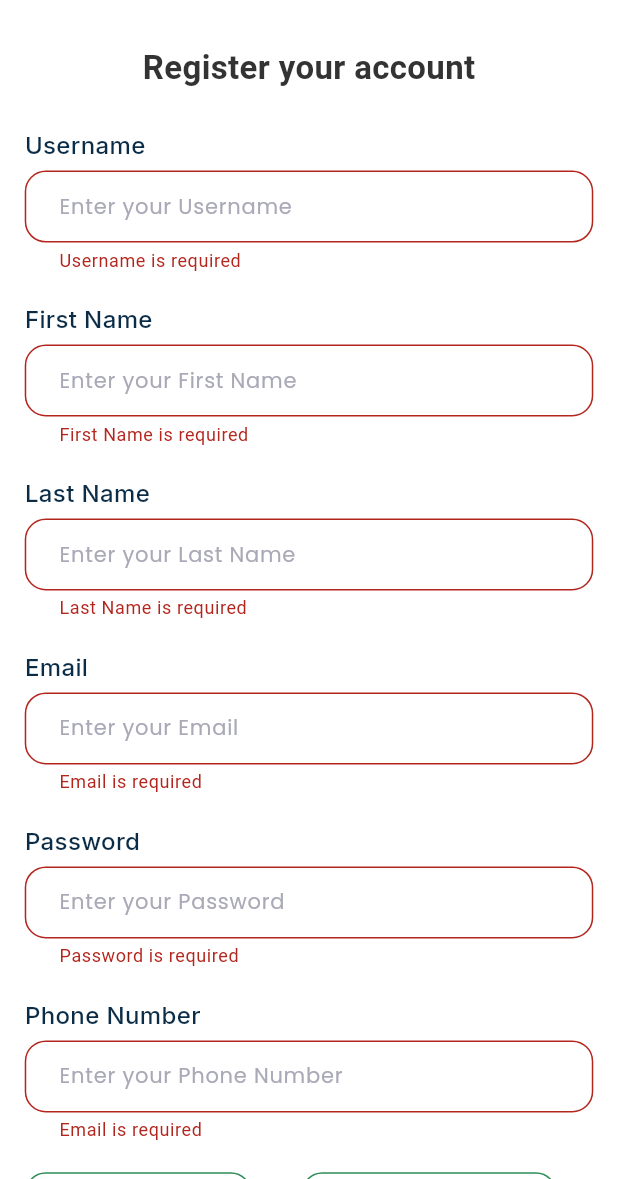
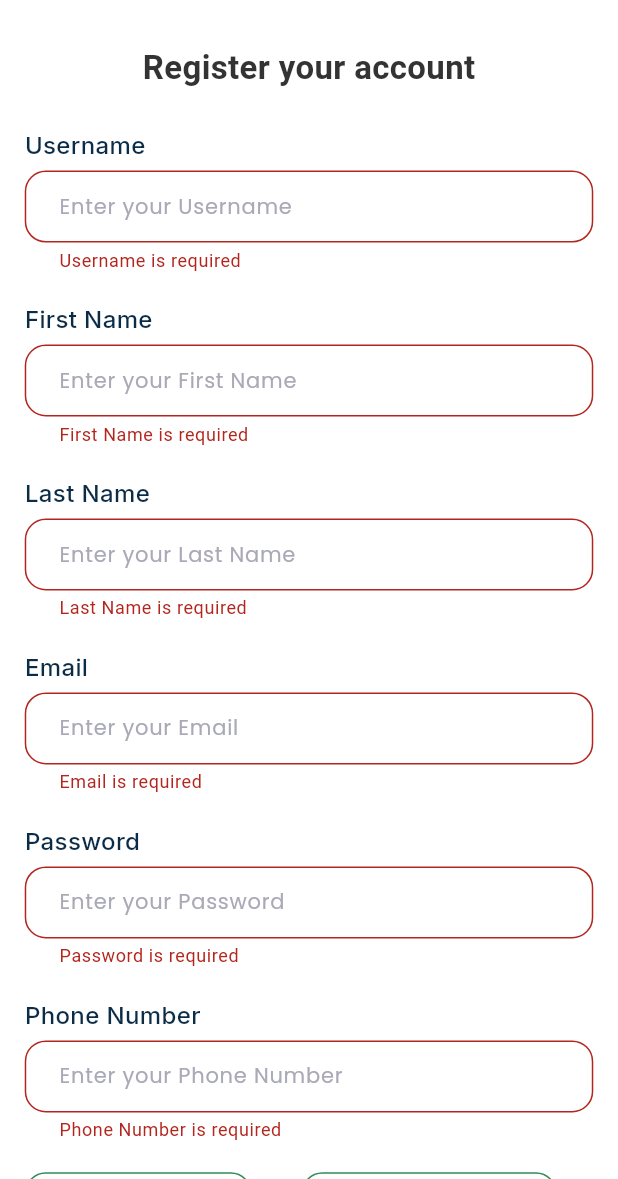
Before and after one commit to Ab5ullah/Hostel-Management-System, a Flutter app: the RegisterScreen screen opened directly, scrolled down 162 dp, after a tap on "Register", on a phone screen of 412 x 824 dp, the part 57-1236 px from its top. Run offline on Flutter 3.47's test engine with Material 3 defaults, Android fonts, the phone set to English and light mode, and no system bars; our stand-ins replace flutter_screenutil, flutter_svg, google_fonts.

Commit message:
last commit

```diff
--- a/lib/features/auth/screens/register_screen.dart
+++ b/lib/features/auth/screens/register_screen.dart
@@ -197,9 +197,7 @@ class _RegisterScreenState extends State<RegisterScreen> {
                     inputHint: "Enter your Phone Number",
                     validator: (value) {
                       if (value!.isEmpty) {
-                        return 'Email is required';
-                      } else if (!emailRegex.hasMatch(value)) {
-                        return 'Email is invalid';
+                        return 'Phone Number is required';
                       }
                       return null;
                     },
```
